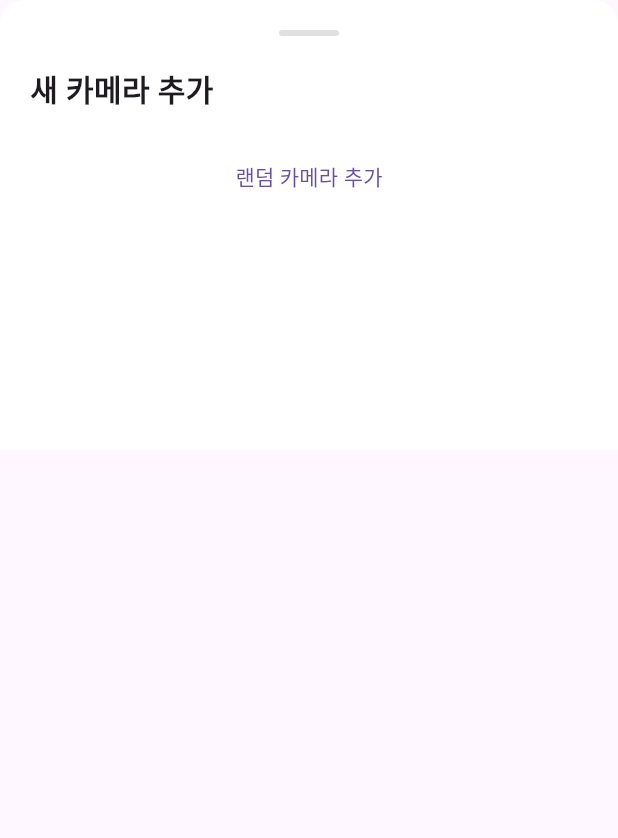
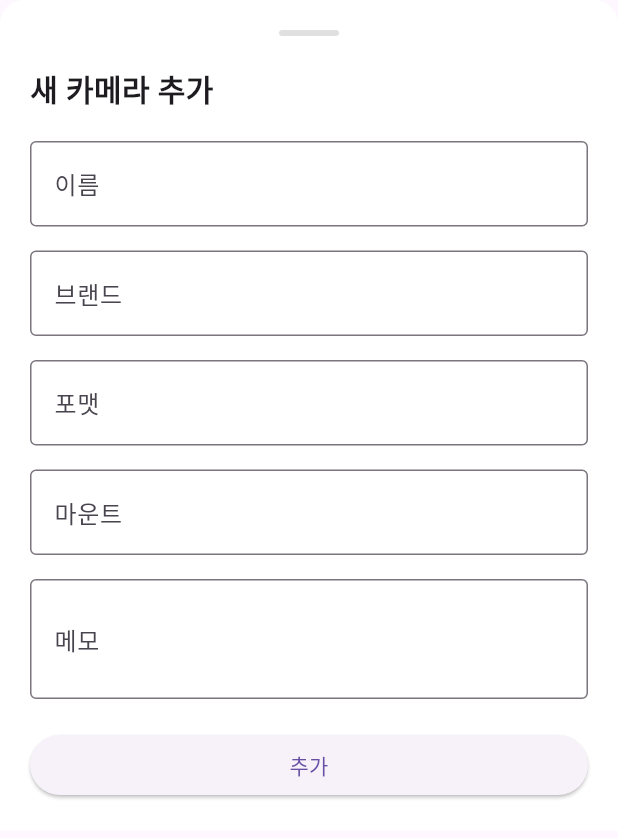
Before and after one commit to Deepbluewarn/record_of_life, a Flutter app: the AddCameraBottomSheet widget shown alone on an empty page, opened directly, on a phone screen of 412 x 824 dp. Shown: the top 838 px of the screen. Run offline on Flutter 3.47's test engine with Material 3 defaults, Android fonts, the phone set to English and light mode, and no system bars; our stand-ins replace flutter_riverpod.

Commit message:
feat: 카메라 추가 기능 구현

```diff
--- a/lib/domain/models/camera.dart
+++ b/lib/domain/models/camera.dart
@@ -1,5 +1,5 @@
 class Camera {
-  final String id;
+  final String id = DateTime.now().toString();
   final String title;
   String? brand; // Canon
   String? format; // 35mm, 120, Half
@@ -7,7 +7,6 @@ class Camera {
   String? notes; // 상태/메모
 
   Camera({
-    required this.id,
     required this.title,
     this.brand,
     this.format,
--- a/lib/infra/repositories_impl/camera_repository_impl.dart
+++ b/lib/infra/repositories_impl/camera_repository_impl.dart
@@ -5,9 +5,9 @@ import 'package:record_of_life/domain/repositories/camera_repository.dart';
 
 class CameraRepositoryImpl extends CameraRepository {
   static final List<Camera> _cameras = [
-    Camera(id: '1', title: 'Canon AE-1', brand: 'Canon', format: '35mm'),
-    Camera(id: '2', title: 'Pentax K1000', brand: 'Pentax', format: '35mm'),
-    Camera(id: '3', title: 'Rolleiflex', brand: 'Rollei', format: '120'),
+    Camera(title: 'Canon AE-1', brand: 'Canon', format: '35mm'),
+    Camera(title: 'Pentax K1000', brand: 'Pentax', format: '35mm'),
+    Camera(title: 'Rolleiflex', brand: 'Rollei', format: '120'),
   ];
 
   @override
--- a/lib/shared/widgets/add_camera_bottom_sheet.dart
+++ b/lib/shared/widgets/add_camera_bottom_sheet.dart
@@ -4,18 +4,24 @@ import 'package:flutter/material.dart';
 import 'package:flutter_riverpod/flutter_riverpod.dart';
 import 'package:record_of_life/domain/models/camera.dart';
 import 'package:record_of_life/features/roll/presentation/providers/camera_provider.dart';
+import 'package:record_of_life/features/roll/presentation/providers/forms/new_camera_form_provider.dart';
 
 class AddCameraBottomSheet extends ConsumerWidget {
   const AddCameraBottomSheet({super.key});
 
   @override
   Widget build(BuildContext context, WidgetRef ref) {
-    return Container(
-      height: 300,
+    final cameraFormProvider = ref.watch(newCameraFormProvider);
+    return GestureDetector(
+      onTap: () {
+        FocusScope.of(context).unfocus();
+      },
+      child: Container(
         decoration: BoxDecoration(
           color: Colors.white,
           borderRadius: BorderRadius.vertical(top: Radius.circular(16)),
         ),
+        child: SingleChildScrollView(
           child: Padding(
             padding: const EdgeInsets.all(20.0),
             child: Column(
@@ -40,19 +46,88 @@ class AddCameraBottomSheet extends ConsumerWidget {
                 ),
                 SizedBox(height: 20),
 
-            // 내용은 나중에 채우기
-            Center(
-              child: TextButton(
+                TextField(
+                  onChanged: (value) {
+                    ref.read(newCameraFormProvider.notifier).setTitle(value);
+                  },
+                  decoration: InputDecoration(
+                    labelText: '이름',
+                    hintText: '예: XD-5',
+                    border: OutlineInputBorder(),
+                  ),
+                ),
+                SizedBox(height: 16),
+
+                TextField(
+                  onChanged: (value) {
+                    ref.read(newCameraFormProvider.notifier).setBrand(value);
+                  },
+                  decoration: InputDecoration(
+                    labelText: '브랜드',
+                    hintText: '예: Canon',
+                    border: OutlineInputBorder(),
+                  ),
+                ),
+                SizedBox(height: 16),
+
+                TextField(
+                  onChanged: (value) {
+                    ref.read(newCameraFormProvider.notifier).setFormat(value);
+                  },
+                  decoration: InputDecoration(
+                    labelText: '포맷',
+                    hintText: '예: 35mm',
+                    border: OutlineInputBorder(),
+                  ),
+                ),
+                SizedBox(height: 16),
+
+                TextField(
+                  onChanged: (value) {
+                    ref.read(newCameraFormProvider.notifier).setMount(value);
+                  },
+                  decoration: InputDecoration(
+                    labelText: '마운트',
+                    hintText: '예: FD',
+                    border: OutlineInputBorder(),
+                  ),
+                ),
+                SizedBox(height: 16),
+
+                TextField(
+                  onChanged: (value) {
+                    ref.read(newCameraFormProvider.notifier).setNotes(value);
+                  },
+                  decoration: InputDecoration(
+                    labelText: '메모',
+                    hintText: '예: 좋은 상태',
+                    border: OutlineInputBorder(),
+                  ),
+                  maxLines: 2,
+                ),
+                SizedBox(height: 20),
+
+                SizedBox(
+                  width: double.infinity,
+                  child: cameraFormProvider.when(
+                    data: (formState) => ElevatedButton(
                       onPressed: () {
                         ref
                             .read(cameraProvider.notifier)
-                      .addCamera(getRandomCamera());
+                            .addCamera(formState.toCamera());
                         Navigator.pop(context);
                       },
-                child: Text('랜덤 카메라 추가'),
+                      child: Text('추가'),
+                    ),
+                    loading: () =>
+                        ElevatedButton(onPressed: null, child: Text('추가 중...')),
+                    error: (error, stackTrace) =>
+                        ElevatedButton(onPressed: null, child: Text('오류 발생')),
                   ),
                 ),
               ],
+            ),
+          ),
         ),
       ),
     );
@@ -68,7 +143,6 @@ Camera getRandomCamera() {
   final random = Random();
 
   return Camera(
-    id: DateTime.now().toString(),
     title: titles[random.nextInt(titles.length)],
     brand: brands[random.nextInt(brands.length)],
     format: formats[random.nextInt(formats.length)],
```
Also changed, not shown: lib/features/roll/presentation/providers/forms/new_camera_form_provider.dart (added, +79 -0 lines), lib/shared/widgets/camera_selection_dialog.dart (+10 -1 lines). Lines whose indentation alone changed are shown as unchanged.
